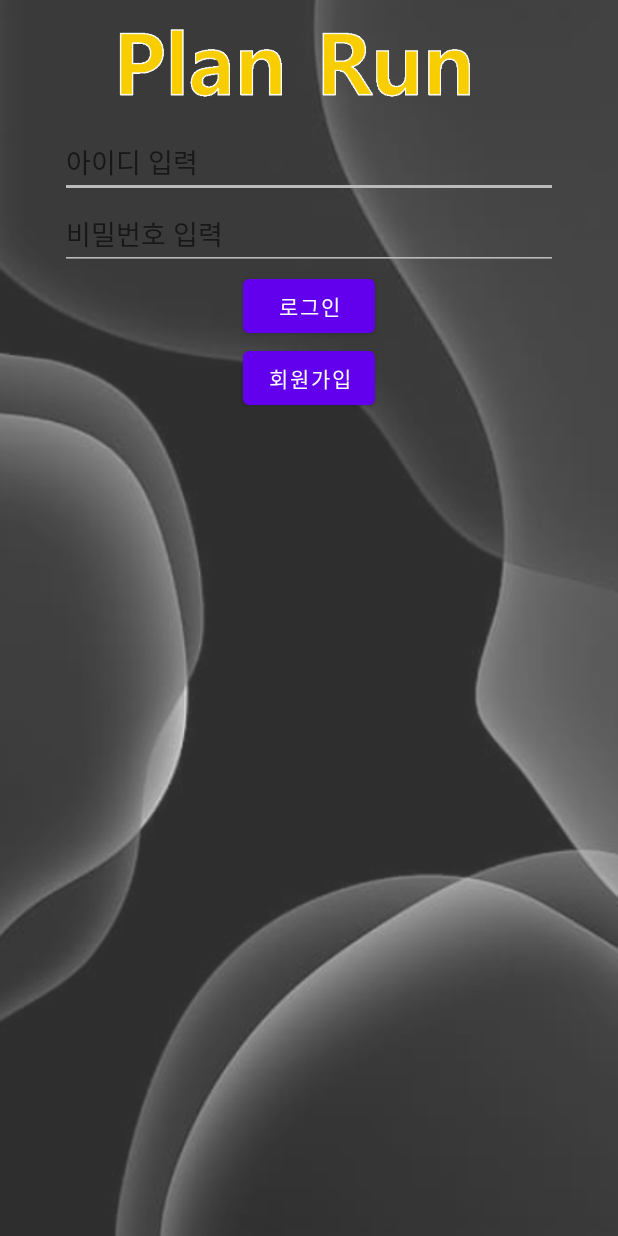
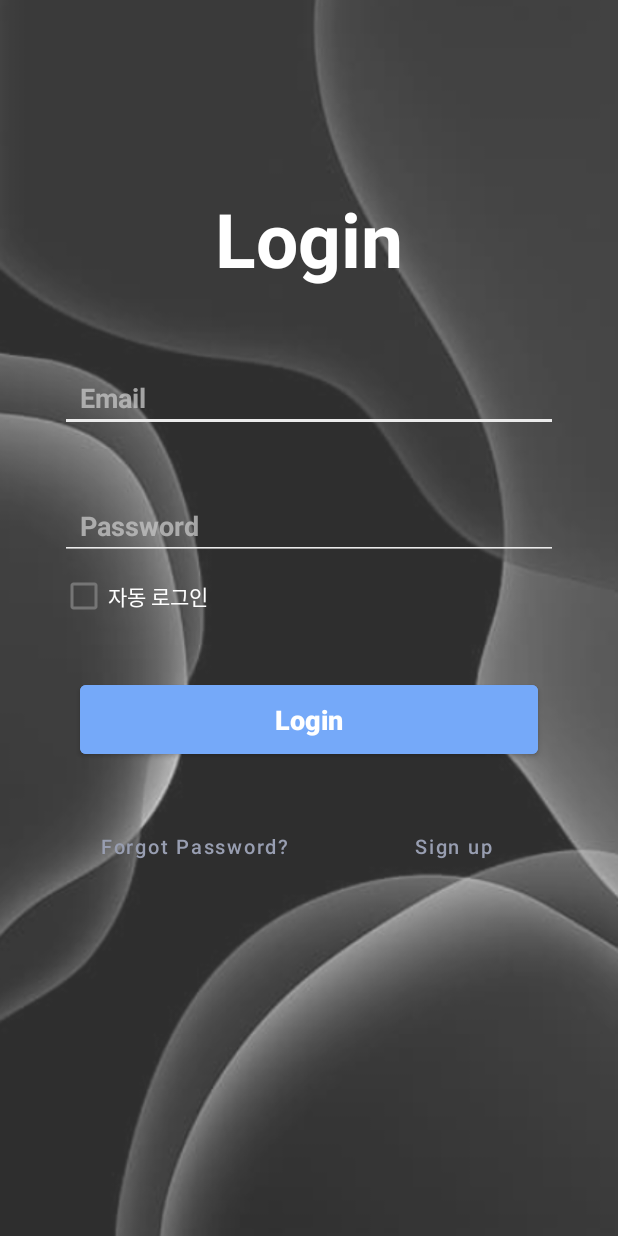
Before and after one commit to KingJae6721/PlanRun, an Android app: the LoginActivity screen opened directly, with no data from a screen before it, on a phone screen of 412 x 824 dp. Run offline under Robolectric (Android 15) with nearby library versions, the phone set to English and light mode, and no system bars; our stand-ins replace Firebase (no records; nobody signed in at launch, a user with empty details on screens opened directly).

Commit message:
sanryon second commit

```diff
--- a/app/src/main/res/layout/activity_login.xml
+++ b/app/src/main/res/layout/activity_login.xml
@@ -11,38 +11,85 @@
 
     >
 
-    <ImageView
-        android:layout_width="320dp"
-        android:layout_height="84dp"
-
-        android:src="@drawable/logoname"
-        android:visibility="visible" />
+    <TextView
+        android:textAlignment="center"
+        android:text="Login"
+        android:textSize="50dp"
+        android:textColor="@color/white"
+        android:textStyle="bold"
+        android:layout_marginTop="125dp"
+        android:layout_marginBottom="50dp"
+        android:textAllCaps="false"
+        android:letterSpacing="0"
+        android:layout_width="wrap_content"
+        android:layout_height="wrap_content" />
 
     <EditText
         android:id="@+id/et_email"
         android:layout_width="332dp"
         android:layout_height="wrap_content"
-        android:backgroundTint="#bbb"
-        android:hint="아이디 입력"
+        android:backgroundTint="#ebebeb"
+        android:layout_marginBottom="40dp"
+        android:hint="  Email"
+        android:textColorHint="#CFC0C0C0"
+        android:textStyle="bold"
         android:inputType="textEmailAddress" />
 
     <EditText
         android:id="@+id/et_pwd"
         android:layout_width="332dp"
         android:layout_height="wrap_content"
-        android:hint="비밀번호 입력"
-        android:backgroundTint="#bbb"
+        android:hint="  Password"
+        android:backgroundTint="#ebebeb"
+        android:textStyle="bold"
+        android:textColorHint="#CEC0C0C0"
         android:inputType="textPassword" />
+    <CheckBox
+        android:id="@+id/auto_login"
+        android:text="자동 로그인"
+        android:textColor="@color/white"
+        android:layout_marginBottom="28dp"
+        android:layout_width="332dp"
+        android:layout_height="wrap_content" />
     <Button
         android:id="@+id/btn_login"
-        android:layout_width="wrap_content"
-        android:layout_height="wrap_content"
-        android:text="로그인"/>
-    <Button
-        android:id="@+id/btn_register"
-        android:layout_width="wrap_content"
-        android:layout_height="wrap_content"
-        android:text="회원가입"/>
+        android:layout_width="305dp"
+        android:layout_height="58dp"
+        android:layout_marginVertical="1dp"
+        android:backgroundTint="#75a9f9"
+        android:text="Login"
+        android:letterSpacing="0"
+        android:textStyle="bold"
+        android:textAllCaps="false"
+        android:textSize="18dp"/>
+    <LinearLayout
+        android:layout_width="match_parent"
+        android:layout_height="match_parent"
+        android:orientation="horizontal"
+        android:layout_marginTop="30dp"
+        android:layout_marginRight="7dp"
+        android:gravity="center_horizontal">
 
+        <Button
+            android:id="@+id/btn_findpwd"
+            android:layout_width="wrap_content"
+            android:layout_height="wrap_content"
+            android:background="#00ff0000"
+            android:layout_marginRight="50dp"
+            android:textAllCaps="false"
+            android:textColor="#989eb1"
+            android:textSize="13dp"
+            android:text="Forgot Password?" />
+        <Button
+            android:id="@+id/btn_register"
+            android:layout_width="wrap_content"
+            android:layout_height="wrap_content"
+            android:background="#00ff0000"
+            android:textAllCaps="false"
+            android:textColor="#989eb1"
+            android:textSize="13dp"
+            android:text="Sign up" />
+
+    </LinearLayout>
 
 </LinearLayout>
```
